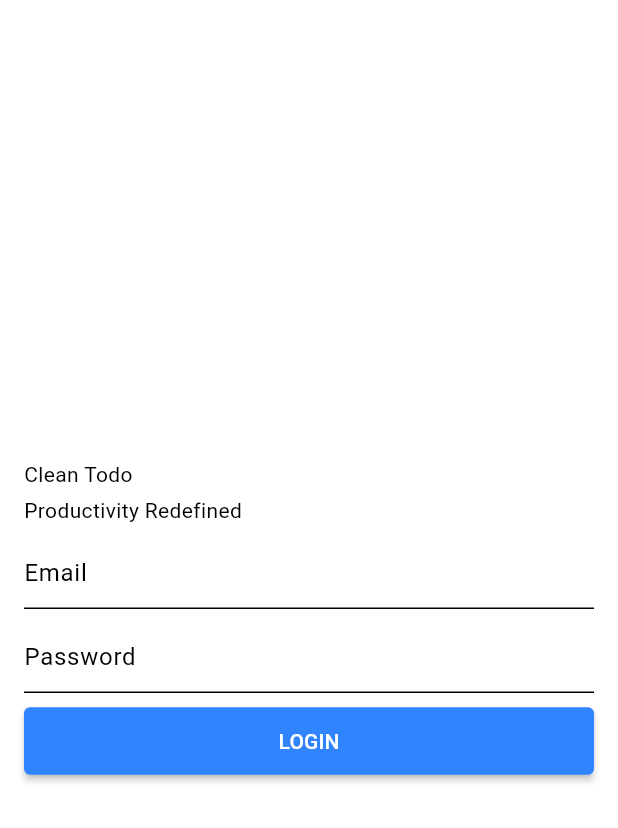
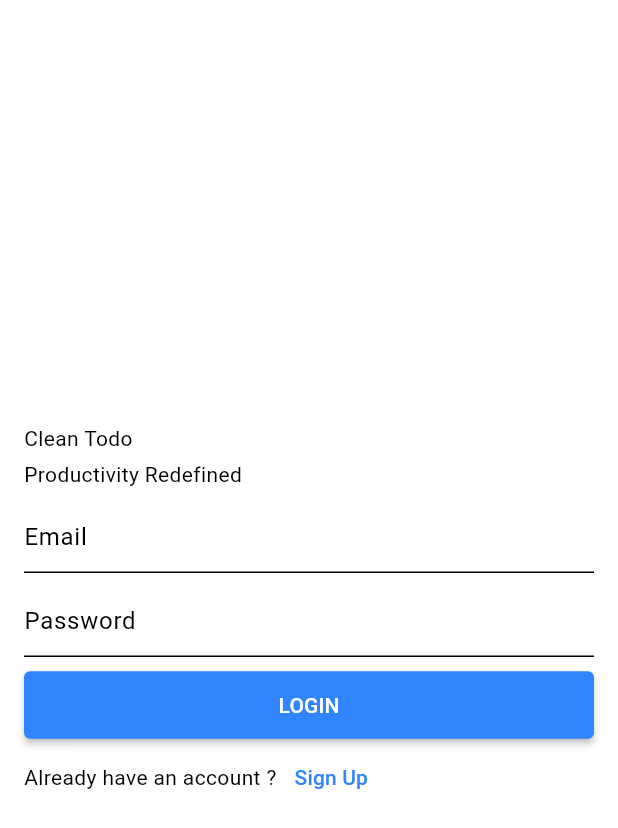
Before and after one commit to BrianRigii/clean-todo, a Flutter app: the screen it shows after launch, on a phone screen of 412 x 824 dp. Shown: the top 828 px of the screen. Run offline on Flutter 3.47's test engine with Material 2 defaults, Android fonts, the phone set to English and light mode, and no system bars; our stand-ins replace dio, eva_icons_flutter, flutter_riverpod, go_router, logger, riverpod and 1 more; accounts and stored records are empty.

Commit message:
auth controller

```diff
--- a/lib/features/auth/data/repository/auth_repository_impl.dart
+++ b/lib/features/auth/data/repository/auth_repository_impl.dart
@@ -26,8 +26,8 @@ class AuthRepositoryImpl implements AuthRepository {
   }
 
   @override
-  Future<User> signUp(Map<String, dynamic> params) {
-    return _remoteDataSource.signUp(params);
+  SignUpEither signUp(Map<String, dynamic> params) {
+    throw UnimplementedError();
   }
 
   @override
--- a/lib/features/auth/domain/repository/auth_repository.dart
+++ b/lib/features/auth/domain/repository/auth_repository.dart
@@ -4,9 +4,10 @@ import 'package:supabase_flutter/supabase_flutter.dart';
 
 abstract class AuthRepository {
   LoginEither login(Map<String, dynamic> params);
-  Future<User> signUp(Map<String, dynamic> params);
+  SignUpEither signUp(Map<String, dynamic> params);
   Future signInWithOtp(String params);
   Stream<AuthState> onAuthStateChange();
 }
 
 typedef LoginEither = Future<Either<Failure, User>>;
+typedef SignUpEither = Future<Either<Failure, User>>;
--- /dev/null
+++ b/lib/features/auth/domain/usecases/signup.dart
@@ -0,0 +1,29 @@
+import 'package:clean_todo/core/contracts/usecase.dart';
+import 'package:clean_todo/features/auth/data/repository/auth_repository_impl.dart';
+import 'package:clean_todo/features/auth/domain/repository/auth_repository.dart';
+import 'package:riverpod/riverpod.dart';
+
+class SignUp extends UseCase<SignUpEither, SignUpParams> {
+  final AuthRepository authRepository;
+
+  SignUp({required this.authRepository});
+  @override
+  SignUpEither call(SignUpParams params) {
+    return authRepository.signUp(params.toParams);
+  }
+}
+
+class SignUpParams {
+  final String username;
+  final String email;
+  final String password;
+
+  SignUpParams(
+      {required this.username, required this.email, required this.password});
+
+  Map<String, dynamic> get toParams => Map.unmodifiable(
+      ({'name': username, 'email': email, 'password': password}));
+}
+
+final signUpProvider = Provider.autoDispose<SignUp>(
+    (ref) => SignUp(authRepository: ref.watch(authRepositoryProvider)));
--- a/lib/features/auth/presentation/controllers/auth_controller.dart
+++ b/lib/features/auth/presentation/controllers/auth_controller.dart
@@ -1,14 +1,19 @@
 import 'dart:developer';
 
+import 'package:clean_todo/core/errors/failures.dart';
 import 'package:clean_todo/features/auth/domain/usecases/login.dart';
 import 'package:clean_todo/features/auth/domain/usecases/otp_sign_in.dart';
+import 'package:clean_todo/features/auth/domain/usecases/signup.dart';
 import 'package:flutter_riverpod/flutter_riverpod.dart';
+import 'package:supabase_flutter/supabase_flutter.dart';
 
 class AuthController extends StateNotifier<AuthState> {
   final Login login;
+  final SignUp signUp;
   final OtpSignIn otpSignIn;
 
-  AuthController({required this.login, required this.otpSignIn})
+  AuthController(
+      {required this.login, required this.otpSignIn, required this.signUp})
       : super(AuthState.idle);
 
   Future<void> onlogin(LoginParams params) async {
@@ -18,6 +23,13 @@ class AuthController extends StateNotifier<AuthState> {
       (failure) => state = AuthState.loggedOut,
       (user) => state = AuthState.loggedIn,
     );
+  }
+
+  Future<void> onSignUp(SignUpParams params) async {
+    state = AuthState.isSigningUp;
+    final userOrFailure = await signUp(params);
+    userOrFailure.fold((Failure failure) => state = AuthState.loggedOut,
+        (User user) => AuthState.isLoggingIn);
   }
 
   Future<void> signUpWithOtp(String params) async {
@@ -33,11 +45,11 @@ class AuthController extends StateNotifier<AuthState> {
 }
 
 final authControllerProvider =
-    StateNotifierProvider.autoDispose<AuthController, AuthState>(
-        (ref) => AuthController(
-              login: ref.watch(loginProvider),
-              otpSignIn: ref.watch(otpSignInProvider),
-            ));
+    StateNotifierProvider.autoDispose<AuthController, AuthState>((ref) =>
+        AuthController(
+            login: ref.watch(loginProvider),
+            otpSignIn: ref.watch(otpSignInProvider),
+            signUp: ref.watch(signUpProvider)));
 
 enum AuthState {
   idle,
@@ -46,4 +58,5 @@ enum AuthState {
   isLoggingIn,
   loggedIn,
   loggedOut,
+  isSigningUp
 }
--- a/lib/features/auth/presentation/screens/auth_screen.dart
+++ b/lib/features/auth/presentation/screens/auth_screen.dart
@@ -1,4 +1,4 @@
-import 'package:clean_todo/features/auth/presentation/widgets/login_form.dart';
+import 'package:clean_todo/features/auth/presentation/widgets/auth_form.dart';
 import 'package:flutter/material.dart';
 
 class AuthScreen extends StatelessWidget {
@@ -9,13 +9,8 @@ class AuthScreen extends StatelessWidget {
   Widget build(BuildContext context) {
     return const Scaffold(
       body: Padding(
-        padding: EdgeInsets.all(16.0),
-        child: Column(
-          mainAxisAlignment: MainAxisAlignment.center,
-          children: [
-            LoginForm(),
-          ],
-        ),
+        padding: EdgeInsets.symmetric(horizontal: 16),
+        child: AuthForm(),
       ),
     );
   }
--- a/lib/features/auth/presentation/widgets/login_form.dart
+++ b/lib/features/auth/presentation/widgets/auth_form.dart
@@ -1,21 +1,29 @@
 import 'package:clean_todo/features/auth/domain/usecases/login.dart';
+import 'package:clean_todo/features/auth/domain/usecases/signup.dart';
 import 'package:clean_todo/features/auth/presentation/controllers/auth_controller.dart';
 import 'package:clean_todo/features/dashboard/presentation/home_screen.dart';
 import 'package:flutter/material.dart';
 import 'package:flutter_riverpod/flutter_riverpod.dart';
 import 'package:go_router/go_router.dart';
 
-class LoginForm extends ConsumerStatefulWidget {
-  const LoginForm({super.key});
+enum AuthFormType { login, signup }
+
+class AuthForm extends ConsumerStatefulWidget {
+  const AuthForm({
+    super.key,
+  });
 
   @override
   ConsumerState<ConsumerStatefulWidget> createState() => _LoginFormState();
 }
 
-class _LoginFormState extends ConsumerState<LoginForm> {
+class _LoginFormState extends ConsumerState<AuthForm> {
   final GlobalKey<FormState> _formKey = GlobalKey<FormState>();
   final TextEditingController _emailController = TextEditingController();
   final TextEditingController _passwordController = TextEditingController();
+  final TextEditingController _userNameController = TextEditingController();
+
+  AuthFormType currentAuthForm = AuthFormType.login;
 
   @override
   void dispose() {
@@ -48,6 +56,15 @@ class _LoginFormState extends ConsumerState<LoginForm> {
     ref.watch(authControllerProvider.notifier).onlogin(loginParams);
   }
 
+  void signUpBtnFn() {
+    if (!_formKey.currentState!.validate()) return;
+    SignUpParams signUpParams = SignUpParams(
+        username: _userNameController.text,
+        email: _emailController.text,
+        password: _passwordController.text);
+    ref.watch(authControllerProvider.notifier).onSignUp(signUpParams);
+  }
+
   void signInWithOtp() {
     if (!_formKey.currentState!.validate()) return;
     LoginParams loginParams = LoginParams(
@@ -56,6 +73,20 @@ class _LoginFormState extends ConsumerState<LoginForm> {
     );
     ref.watch(authControllerProvider.notifier).signUpWithOtp(loginParams.email);
   }
+
+  void toggelFormType() {
+    if (currentAuthForm == AuthFormType.login) {
+      setState(() {
+        currentAuthForm = AuthFormType.signup;
+      });
+    } else {
+      setState(() {
+        currentAuthForm = AuthFormType.login;
+      });
+    }
+  }
+
+  bool get isLoginForm => currentAuthForm == AuthFormType.login;
 
   @override
   Widget build(BuildContext context) {
@@ -67,12 +98,18 @@ class _LoginFormState extends ConsumerState<LoginForm> {
     return Form(
         key: _formKey,
         child: Column(
+          mainAxisAlignment: MainAxisAlignment.center,
           crossAxisAlignment: CrossAxisAlignment.stretch,
           children: [
             const Text('Clean Todo'),
             const SizedBox(height: 4),
             const Text('Productivity Redefined'),
             const SizedBox(height: 8),
+            if (currentAuthForm == AuthFormType.signup)
+              TextFormField(
+                controller: _userNameController,
+                decoration: const InputDecoration(labelText: 'User name'),
+              ),
             TextFormField(
               controller: _emailController,
               decoration: const InputDecoration(
@@ -91,9 +128,19 @@ class _LoginFormState extends ConsumerState<LoginForm> {
             const SizedBox(height: 8),
             MaterialButton(
               color: Theme.of(context).primaryColor,
-              onPressed: loginBtnFn,
-              child: const Text('LOGIN'),
+              onPressed: isLoginForm ? loginBtnFn : signUpBtnFn,
+              child: Text(isLoginForm ? 'LOGIN' : 'SIGNUP'),
             ),
+            Row(
+              children: [
+                Text(isLoginForm
+                    ? 'Already have an account ?'
+                    : 'Create Account'),
+                TextButton(
+                    onPressed: toggelFormType,
+                    child: Text(isLoginForm ? 'Sign Up' : 'Login'))
+              ],
+            )
           ],
         ));
   }
--- a/lib/features/dashboard/presentation/widgets/home_content.dart
+++ b/lib/features/dashboard/presentation/widgets/home_content.dart
@@ -14,7 +14,7 @@ class HomeContent extends ConsumerStatefulWidget {
 
 class _HomeContentState extends ConsumerState<HomeContent> {
   createTaskBtnFn() {
-    ref.read(todoControllerProvider.notifier).onOpenCreateTodoForm();
+    ref.read(todoControllerProvider.notifier).toggleCreateTodoForm();
   }
 
   void _handleStates(TodoState state) async {
@@ -27,7 +27,7 @@ class _HomeContentState extends ConsumerState<HomeContent> {
                 child: const CreateTodoForm(),
               ));
 
-      ref.read(todoControllerProvider.notifier).onCloseCreateTodoForm();
+      // ref.read(todoControllerProvider.notifier).onCloseCreateTodoForm();
     }
   }
 
--- a/lib/features/todo/presentation/controllers/todo_controller.dart
+++ b/lib/features/todo/presentation/controllers/todo_controller.dart
@@ -5,9 +5,12 @@ class TodoController extends StateNotifier<TodoState> {
   TodoController() : super(TodoInitialState());
 
   void toggleCreateTodoForm() {
-    if (state is OnOpenCreateTodoFormState) state = TodoInitialState;
     state = OnOpenCreateTodoFormState();
   }
+
+  void closeCreateTodoForm() {}
+
+  void createTodo() {}
 }
 
 final todoControllerProvider =
```
